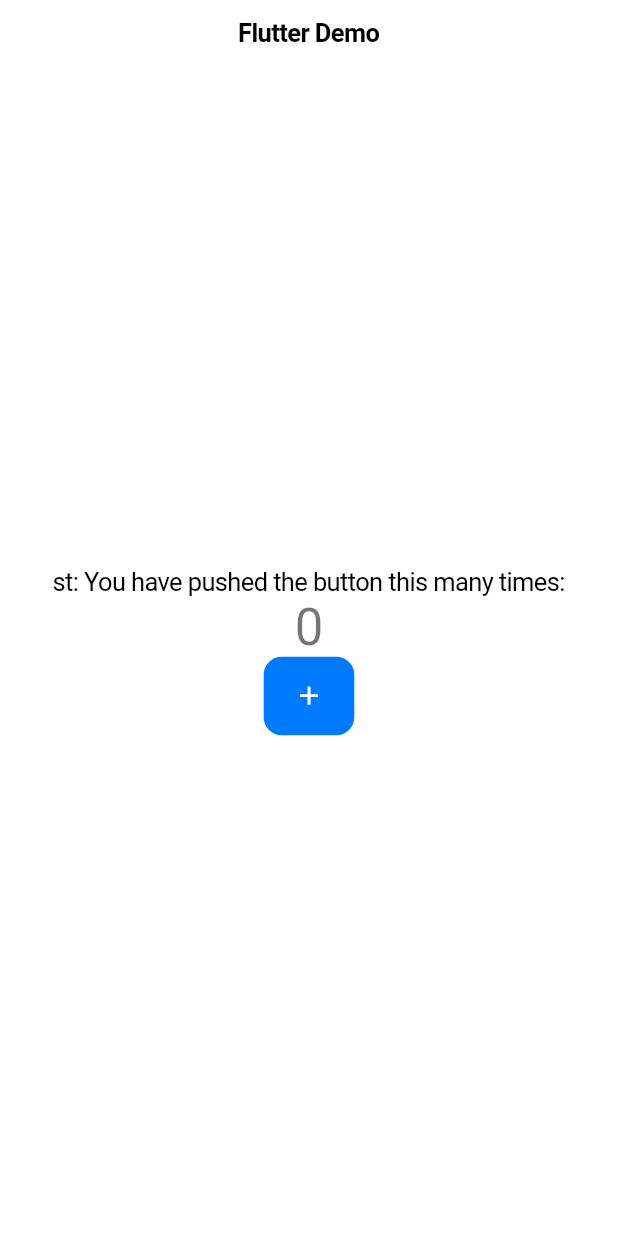
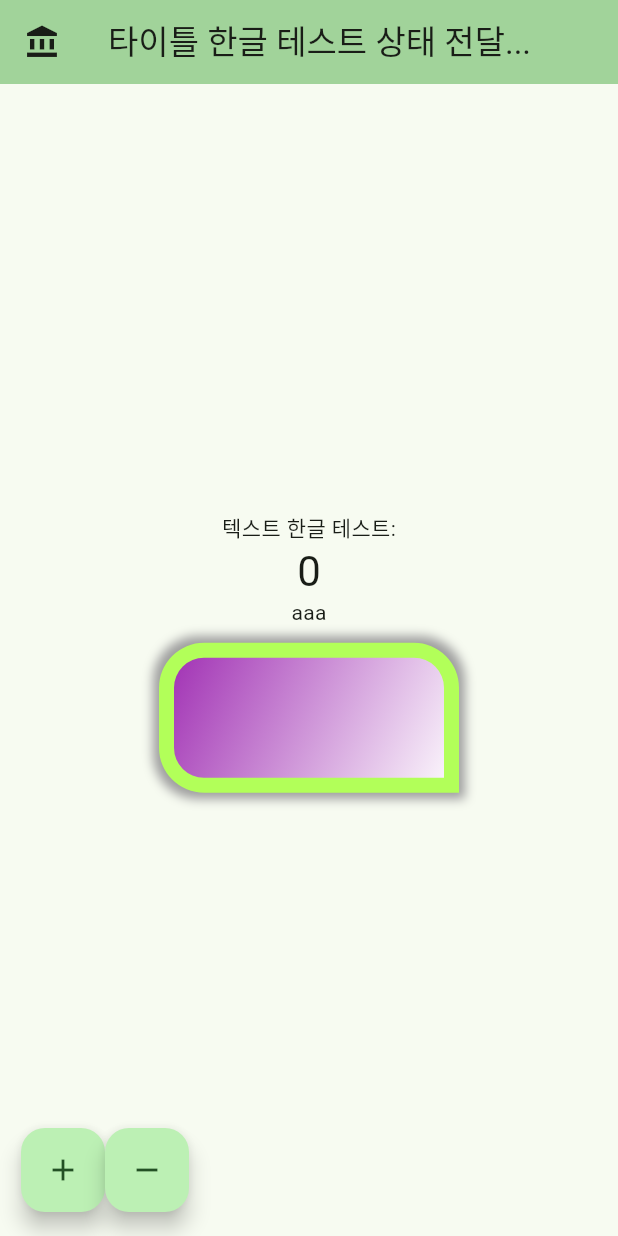
Before and after one commit to kjh2s/flutter_test1, a Flutter app: the screen it shows after launch, on a phone screen of 412 x 824 dp. Run offline on Flutter 3.47's test engine with Material 2 defaults, Android fonts, the phone set to English and light mode, and no system bars.

Commit message:
230914 UI mini 테스트(한글 출력 확인)
- 리눅스에서 한글 나오는지 빌드 테스트

```diff
--- a/lib/main.dart
+++ b/lib/main.dart
@@ -1,25 +1,24 @@
 import 'package:flutter/material.dart';
-import 'package:flutter/cupertino.dart';
 
 void main() {
-  runApp(const MyApp());
+  runApp(MyApp());
 }
 
 class MyApp extends StatelessWidget {
-  const MyApp({super.key});
+  MyApp({Key? key}): super(key: key){
+    print("MyApp() constructor");
+  }
 
   @override
   Widget build(BuildContext context) {
-    /*return MaterialApp(
-      title: 'Flutter Demo',
+    return MaterialApp(
+      debugShowCheckedModeBanner: false,
+      title: 'title',
       theme: ThemeData(
         colorScheme: ColorScheme.fromSeed(seedColor: Colors.green),
         useMaterial3: true,
       ),
-      home: const MyHomePage(title: 'Flutter Demo Home Page'),
-    );*/
-    return CupertinoApp(
-      home: const MyHomePage(title: 'Flutter Demo'),
+      home: const MyHomePage(title: '타이틀 한글 테스트 상태 전달...'),
     );
   }
 }
@@ -42,69 +41,82 @@ class _MyHomePageState extends State<MyHomePage> {
     });
   }
 
+  void _decrementCounter() {
+    setState(() {
+      if(_counter>0)
+        _counter--;
+    });
+  }
+
   @override
   Widget build(BuildContext context) {
-    /*return Scaffold(
+    return Scaffold(
       appBar: AppBar(
         backgroundColor: Theme.of(context).colorScheme.inversePrimary,
         title: Text(widget.title),
+        leading: Icon(Icons.account_balance),
       ),
       body: Center(
         child: Column(
           mainAxisAlignment: MainAxisAlignment.center,
           children: <Widget>[
             const Text(
-              'st: You have pushed the button this many times:',
-              // style: GoogleFonts.aladin(
-              //   fontSize: 30,
-              //   fontWeight: FontWeight.w700,
-              //   fontStyle: FontStyle.normal,
-              // ),
+              '텍스트 한글 테스트:',
             ),
             Text(
               '$_counter',
               style: Theme.of(context).textTheme.headlineMedium,
             ),
-          ],
-        ),
-      ),
-      floatingActionButton: FloatingActionButton(
-        onPressed: _incrementCounter,
-        tooltip: 'Increment',
-        child: const Icon(Icons.add),
-      ),
-    );*/
-    return CupertinoPageScaffold(
-      navigationBar: CupertinoNavigationBar(
-        backgroundColor: Theme.of(context).colorScheme.inversePrimary,
-        middle: Text(widget.title),
-      ),
-      child: Center(
-        child: Column(
-          mainAxisAlignment: MainAxisAlignment.center,
-          children: <Widget>[
-            const Text(
-              'st: You have pushed the button this many times:',
-              // style: GoogleFonts.aladin(
-              //   fontSize: 30,
-              //   fontWeight: FontWeight.w700,
-              //   fontStyle: FontStyle.normal,
-              // ),
+            Text(
+                'aaa'
             ),
-            Text(
-              '$_counter',
-              style: Theme.of(context).textTheme.headlineMedium,
-            ),
-            Center(
-              child: CupertinoButton.filled(
-                onPressed: _incrementCounter,
-                child: const Icon(Icons.add),
+            Container(
+              margin: EdgeInsets.all(10),
+              width: 200,
+              height: 100,
+              decoration: BoxDecoration(
+                border: Border.all(
+                  color: Colors.lightGreenAccent,
+                  width: 10,
+                  style: BorderStyle.solid,
+                  strokeAlign: BorderSide.strokeAlignInside,
+                ),
+                borderRadius: BorderRadius.only(
+                  topRight: Radius.circular(30),
+                  topLeft: Radius.circular(30),
+                  bottomLeft: Radius.circular(30),
+                ),
+                gradient: LinearGradient(
+                  begin: Alignment.topLeft,
+                  end: Alignment.bottomRight,
+                  colors: [Colors.purple, Colors.white],
+                ),
+                boxShadow: [
+                  BoxShadow(color: Colors.grey,
+                  spreadRadius: 4.0,
+                  blurRadius: 5.0,
+                  blurStyle: BlurStyle.normal),
+                ]
               ),
             ),
           ],
         ),
       ),
-
+      floatingActionButton: Row(
+        children: [
+          SizedBox(width: 30),
+          FloatingActionButton(
+            onPressed: _incrementCounter,
+            tooltip: 'Increment',
+            child: const Icon(Icons.add),
+          ),
+          FloatingActionButton(
+            onPressed: _decrementCounter,
+            tooltip: 'Decrement',
+            child: const Icon(Icons.remove),
+          ),
+        ],
+      )
     );
   }
 }
```
